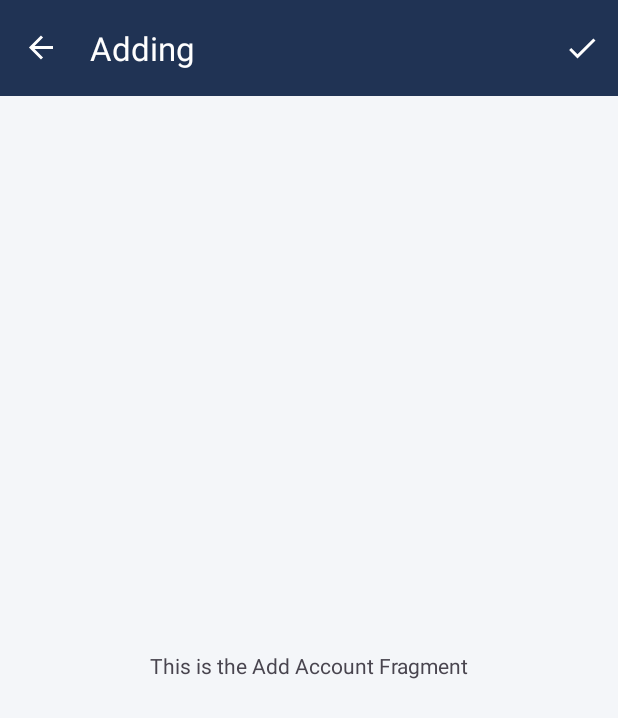
After one commit to jxareas/Xpensor, an Android app: the AddAccountFragment screen opened through its navigation route, on a phone screen of 412 x 824 dp. The commit adds this screen. Shown: the top 718 px of the screen. Run offline under Robolectric (Android 15) with nearby library versions, the phone set to English and light mode, and no system bars; our stand-ins replace Dagger/Hilt's generated code, Room's generated code, navigation-ui.

Commit message:
Add Accounts Navigation to Account Actions Fragments

```diff
--- a/app/src/main/java/com/jxareas/xpensor/ui/accounts/AccountsFragment.kt
+++ b/app/src/main/java/com/jxareas/xpensor/ui/accounts/AccountsFragment.kt
@@ -2,13 +2,22 @@ package com.jxareas.xpensor.ui.accounts
 
 import android.os.Bundle
 import android.view.LayoutInflater
+import android.view.Menu
+import android.view.MenuInflater
+import android.view.MenuItem
 import android.view.View
 import android.view.ViewGroup
+import androidx.core.view.MenuHost
+import androidx.core.view.MenuProvider
 import androidx.fragment.app.Fragment
 import androidx.fragment.app.viewModels
+import androidx.lifecycle.Lifecycle
 import androidx.lifecycle.lifecycleScope
+import androidx.navigation.fragment.findNavController
+import com.jxareas.xpensor.R
 import com.jxareas.xpensor.databinding.FragmentAccountsBinding
 import com.jxareas.xpensor.ui.accounts.adapter.AccountsListAdapter
+import com.jxareas.xpensor.ui.accounts.events.AccountEvent
 import dagger.hilt.android.AndroidEntryPoint
 import kotlinx.coroutines.flow.collectLatest
 import javax.inject.Inject
@@ -21,6 +30,21 @@ class AccountsFragment : Fragment() {
         get() = _binding!!
 
     private val viewModel: AccountsViewModel by viewModels()
+
+    private val accountsMenu = object : MenuProvider {
+        override fun onCreateMenu(menu: Menu, menuInflater: MenuInflater) =
+            menuInflater.inflate(R.menu.accounts_menu, menu)
+
+        override fun onMenuItemSelected(menuItem: MenuItem): Boolean =
+            when (menuItem.itemId) {
+                R.id.add_new_account -> {
+                    viewModel.onAddNewAccountButtonClick()
+                    true
+                }
+                else -> false
+            }
+    }
+
 
     @Inject
     lateinit var accountsListAdapter: AccountsListAdapter
@@ -36,9 +60,34 @@ class AccountsFragment : Fragment() {
 
     override fun onViewCreated(view: View, savedInstanceState: Bundle?) {
         super.onViewCreated(view, savedInstanceState)
+        setupMenu()
         setupRecyclerView()
         setupCollectors()
+        setupEventCollectors()
     }
+
+    private fun setupEventCollectors() {
+        viewLifecycleOwner.lifecycleScope.launchWhenStarted {
+            viewModel.events.collectLatest { event ->
+                when (event) {
+                    is AccountEvent.NavigateToAddAccountScreen -> {
+                        val addAccountFragmentAction =
+                            AccountsFragmentDirections.actionAccountsFragmentToAddAccountFragment()
+                        findNavController().navigate(addAccountFragmentAction)
+                    }
+                    is AccountEvent.OpenTheAccountActionsBottomSheet -> {
+                        // TODO: Handle navigate to the open account actions bottom sheet
+                    }
+                }
+            }
+        }
+    }
+
+    private fun setupMenu() {
+        val menuHost: MenuHost = requireActivity()
+        menuHost.addMenuProvider(accountsMenu, viewLifecycleOwner, Lifecycle.State.RESUMED)
+    }
+
 
     private fun setupRecyclerView() = binding.recyclerViewAccounts.run {
         adapter = accountsListAdapter
--- a/app/src/main/java/com/jxareas/xpensor/ui/accounts/AccountsViewModel.kt
+++ b/app/src/main/java/com/jxareas/xpensor/ui/accounts/AccountsViewModel.kt
@@ -4,12 +4,16 @@ import androidx.lifecycle.ViewModel
 import androidx.lifecycle.viewModelScope
 import com.jxareas.xpensor.domain.model.Account
 import com.jxareas.xpensor.domain.usecase.GetAccountsUseCase
+import com.jxareas.xpensor.ui.accounts.events.AccountEvent
 import dagger.hilt.android.lifecycle.HiltViewModel
 import kotlinx.coroutines.Job
+import kotlinx.coroutines.flow.MutableSharedFlow
 import kotlinx.coroutines.flow.MutableStateFlow
+import kotlinx.coroutines.flow.asSharedFlow
 import kotlinx.coroutines.flow.asStateFlow
 import kotlinx.coroutines.flow.launchIn
 import kotlinx.coroutines.flow.onEach
+import kotlinx.coroutines.launch
 import javax.inject.Inject
 
 @HiltViewModel
@@ -20,10 +24,19 @@ class AccountsViewModel @Inject constructor(
     private val _accounts = MutableStateFlow(emptyList<Account>())
     val accounts = _accounts.asStateFlow()
 
+    private val _events = MutableSharedFlow<AccountEvent>()
+    val events = _events.asSharedFlow()
+
     private var getAccountsJob: Job? = null
 
     init {
         launchGetAccountsJob()
+    }
+
+    fun onAddNewAccountButtonClick() {
+        viewModelScope.launch {
+            _events.emit(AccountEvent.NavigateToAddAccountScreen)
+        }
     }
 
     private fun launchGetAccountsJob() {
--- /dev/null
+++ b/app/src/main/java/com/jxareas/xpensor/ui/accounts/actions/add/AddAccountFragment.kt
@@ -0,0 +1,68 @@
+package com.jxareas.xpensor.ui.accounts.actions.add
+
+import android.os.Bundle
+import android.view.LayoutInflater
+import android.view.Menu
+import android.view.MenuInflater
+import android.view.MenuItem
+import android.view.View
+import android.view.ViewGroup
+import androidx.core.view.MenuHost
+import androidx.core.view.MenuProvider
+import androidx.fragment.app.Fragment
+import androidx.interpolator.view.animation.FastOutSlowInInterpolator
+import androidx.lifecycle.Lifecycle
+import com.google.android.material.transition.MaterialSharedAxis
+import com.jxareas.xpensor.R
+import com.jxareas.xpensor.databinding.FragmentAddAccountBinding
+import com.jxareas.xpensor.utils.getLong
+import dagger.hilt.android.AndroidEntryPoint
+
+@AndroidEntryPoint
+class AddAccountFragment : Fragment() {
+
+    private var _binding: FragmentAddAccountBinding? = null
+    private val binding: FragmentAddAccountBinding
+        get() = _binding!!
+
+    private val addNewAccountMenu = object : MenuProvider {
+        override fun onCreateMenu(menu: Menu, menuInflater: MenuInflater) =
+            menuInflater.inflate(R.menu.update_menu, menu)
+
+        override fun onMenuItemSelected(menuItem: MenuItem): Boolean =
+            when (menuItem.itemId) {
+                R.id.apply -> {
+                    true
+                }
+                else -> false
+            }
+
+    }
+
+    override fun onCreate(savedInstanceState: Bundle?) {
+        super.onCreate(savedInstanceState)
+        enterTransition = MaterialSharedAxis(MaterialSharedAxis.Z, true).apply {
+            interpolator = FastOutSlowInInterpolator()
+            duration = resources.getLong(R.integer.material_motion_duration_long_2)
+        }
+    }
+
+    override fun onCreateView(
+        inflater: LayoutInflater,
+        container: ViewGroup?,
+        savedInstanceState: Bundle?,
+    ): View {
+        _binding = FragmentAddAccountBinding.inflate(inflater, container, false)
+        return binding.root
+    }
+
+    override fun onViewCreated(view: View, savedInstanceState: Bundle?) {
+        super.onViewCreated(view, savedInstanceState)
+        setupMenu()
+    }
+
+    private fun setupMenu() {
+        val menuHost: MenuHost = requireActivity()
+        menuHost.addMenuProvider(addNewAccountMenu, viewLifecycleOwner, Lifecycle.State.RESUMED)
+    }
+}
--- a/app/src/main/java/com/jxareas/xpensor/ui/main/MainActivity.kt
+++ b/app/src/main/java/com/jxareas/xpensor/ui/main/MainActivity.kt
@@ -12,6 +12,8 @@ import androidx.core.splashscreen.SplashScreenViewProvider
 import androidx.lifecycle.lifecycleScope
 import androidx.navigation.NavController
 import androidx.navigation.fragment.NavHostFragment
+import androidx.navigation.ui.AppBarConfiguration
+import androidx.navigation.ui.setupActionBarWithNavController
 import androidx.navigation.ui.setupWithNavController
 import com.jxareas.xpensor.NavGraphDirections
 import com.jxareas.xpensor.R
@@ -27,7 +29,7 @@ import java.time.format.FormatStyle
 @AndroidEntryPoint
 class MainActivity : AppCompatActivity() {
 
-    private lateinit var binding: ActivityMainBinding
+    lateinit var binding: ActivityMainBinding private set
 
     private val viewModel: MainActivityViewModel by viewModels()
 
@@ -135,13 +137,36 @@ class MainActivity : AppCompatActivity() {
 
     private fun setupNavigation() {
         binding.bottomNavigation.setupWithNavController(navController)
+        setupActionBarWithNavController(navController, AppBarConfiguration(topLevelDestinationIds))
 
         lifecycleScope.launchWhenResumed {
-            navController.addOnDestinationChangedListener { _, navDestination, _ ->
-                if (navDestination.id in topLevelDestinationIds)
+            navController.addOnDestinationChangedListener { _, currentDestination, _ ->
+
+                val isFragmentWithoutBars = when (currentDestination.id) {
+                    R.id.addAccountFragment -> true
+                    R.id.editAccountFragment -> true
+                    else -> false
+                }
+
+                changeNavigationVisibility(if (isFragmentWithoutBars) View.GONE else View.VISIBLE)
+                supportActionBar?.setDisplayShowTitleEnabled(isFragmentWithoutBars)
+
+                if (currentDestination.id in topLevelDestinationIds)
                     binding.bottomNavigation.visibility = View.VISIBLE
                 else binding.bottomNavigation.visibility = View.GONE
             }
         }
     }
+
+    private fun changeNavigationVisibility(visibility: Int) {
+        with(binding) {
+            bottomNavigation.visibility = visibility
+            buttonSettings.visibility = visibility
+            toolbarInfoBox.visibility = visibility
+        }
+    }
+
+    override fun onSupportNavigateUp(): Boolean =
+        navController.navigateUp() || super.onSupportNavigateUp()
+
 }
--- /dev/null
+++ b/app/src/main/res/drawable/ic_apply.xml
@@ -0,0 +1,10 @@
+<vector xmlns:android="http://schemas.android.com/apk/res/android"
+    android:width="24dp"
+    android:height="24dp"
+    android:tint="@color/white"
+    android:viewportWidth="24"
+    android:viewportHeight="24">
+    <path
+        android:fillColor="@android:color/white"
+        android:pathData="M9,16.17L4.83,12l-1.42,1.41L9,19 21,7l-1.41,-1.41z" />
+</vector>
--- /dev/null
+++ b/app/src/main/res/layout/fragment_add_account.xml
@@ -0,0 +1,14 @@
+<?xml version="1.0" encoding="utf-8"?>
+<FrameLayout xmlns:android="http://schemas.android.com/apk/res/android"
+    xmlns:tools="http://schemas.android.com/tools"
+    android:layout_width="match_parent"
+    android:layout_height="match_parent"
+    tools:context=".ui.accounts.actions.add.AddAccountFragment">
+
+    <TextView
+        android:gravity="center"
+        android:layout_width="match_parent"
+        android:layout_height="match_parent"
+        android:text="This is the Add Account Fragment" />
+
+</FrameLayout>
--- /dev/null
+++ b/app/src/main/res/menu/accounts_menu.xml
@@ -0,0 +1,11 @@
+<?xml version="1.0" encoding="utf-8"?>
+<menu xmlns:android="http://schemas.android.com/apk/res/android"
+    xmlns:app="http://schemas.android.com/apk/res-auto">
+
+    <item
+        android:id="@+id/add_new_account"
+        android:icon="@drawable/ic_add"
+        android:title="@string/add"
+        app:showAsAction="ifRoom" />
+
+</menu>
--- /dev/null
+++ b/app/src/main/res/menu/update_menu.xml
@@ -0,0 +1,11 @@
+<?xml version="1.0" encoding="utf-8"?>
+<menu xmlns:android="http://schemas.android.com/apk/res/android"
+    xmlns:app="http://schemas.android.com/apk/res-auto">
+
+    <item
+        android:id="@+id/apply"
+        android:icon="@drawable/ic_apply"
+        android:title="@string/apply"
+        app:showAsAction="ifRoom" />
+
+</menu>
--- a/app/src/main/res/navigation/nav_graph.xml
+++ b/app/src/main/res/navigation/nav_graph.xml
@@ -13,7 +13,11 @@
         android:id="@+id/accountsFragment"
         android:name="com.jxareas.xpensor.ui.accounts.AccountsFragment"
         android:label="fragment_accounts"
-        tools:layout="@layout/fragment_accounts" />
+        tools:layout="@layout/fragment_accounts" >
+        <action
+            android:id="@+id/action_accountsFragment_to_addAccountFragment"
+            app:destination="@id/addAccountFragment" />
+    </fragment>
     <fragment
         android:id="@+id/chartFragment"
         android:name="com.jxareas.xpensor.ui.chart.ChartFragment"
@@ -32,4 +36,22 @@
     <action
         android:id="@+id/action_global_settingsActivity"
         app:destination="@id/settingsActivity" />
+    <fragment
+        android:id="@+id/addAccountFragment"
+        android:name="com.jxareas.xpensor.ui.accounts.actions.add.AddAccountFragment"
+        android:label="@string/adding"
+        tools:layout="@layout/fragment_add_account" >
+        <action
+            android:id="@+id/action_account_add_fragment_to_accounts_fragment"
+            app:destination="@id/accountsFragment"
+            app:enterAnim="@android:anim/slide_in_left"
+            app:exitAnim="@android:anim/slide_out_right"
+            app:popUpTo="@id/transactionsFragment"
+            app:popUpToInclusive="false" />
+    </fragment>
+    <fragment
+        android:id="@+id/editAccountFragment"
+        android:name="com.jxareas.xpensor.ui.accounts.actions.edit.EditAccountFragment"
+        android:label="fragment_edit_account"
+        tools:layout="@layout/fragment_edit_account" />
 </navigation>
--- a/app/src/main/res/values/strings.xml
+++ b/app/src/main/res/values/strings.xml
@@ -36,4 +36,7 @@
     <string name="reset_pin_message_repeat">Click to reset the PIN and set a new one</string>
     <string name="theme">Theme</string>
     <string name="no_transactions">No Transactions</string>
+    <string name="add">"Add "</string>
+    <string name="apply">Apply</string>
+    <string name="adding">Adding</string>
 </resources>
```
Also changed, not shown: app/src/main/java/com/jxareas/xpensor/ui/accounts/actions/add/AddAccountViewModel.kt (added, +7 -0 lines), app/src/main/java/com/jxareas/xpensor/ui/accounts/actions/edit/EditAccountFragment.kt (added, +32 -0 lines), app/src/main/java/com/jxareas/xpensor/ui/accounts/actions/edit/EditAccountViewModel.kt (added, +7 -0 lines), app/src/main/java/com/jxareas/xpensor/ui/accounts/events/AccountEvent.kt (added, +8 -0 lines), app/src/main/res/layout/fragment_edit_account.xml (added, +13 -0 lines).
